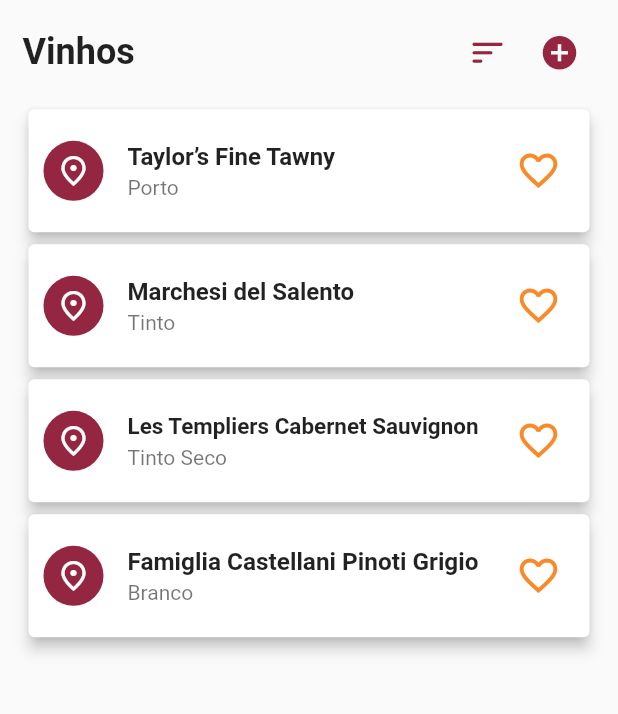
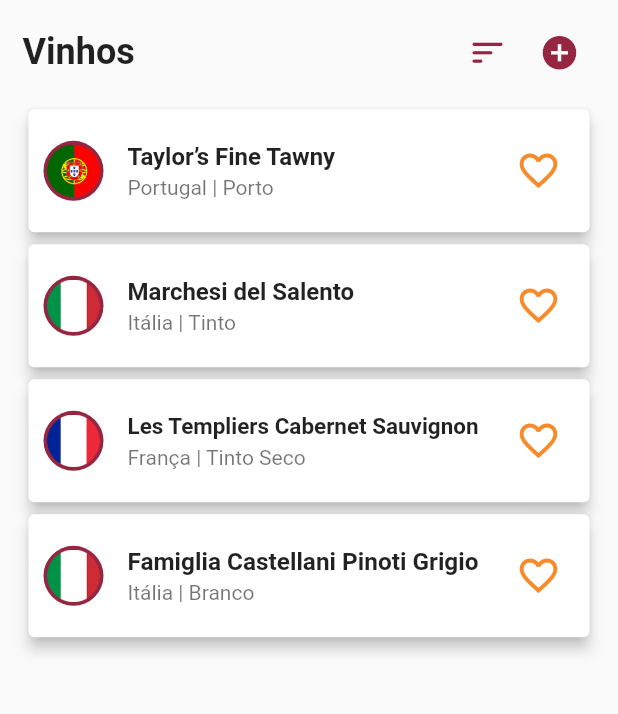
Before and after one commit to FredericoPM/Wine-House, a Flutter app: the screen it shows after launch, on a phone screen of 412 x 824 dp, the part 216-930 px from its top. Run offline on Flutter 3.47's test engine with Material 2 defaults, Android fonts, the phone set to English and light mode, and no system bars.

```diff
--- a/lib/controls/list.dart
+++ b/lib/controls/list.dart
@@ -47,7 +47,7 @@ class ListController{
     return this._favoritePriority;
   }
 
-  void sort() async{
+  Future<void> sort() async{
     switch(_order){
       case "nm":
         _vinhos.sort((a, b) {
--- a/lib/controls/paises.dart
+++ b/lib/controls/paises.dart
@@ -5,7 +5,7 @@ class PaisesController{
       'imagem' : 'assets/images/franca.png',
     },
     {
-      'pais' : 'Italía',
+      'pais' : 'Itália',
       'imagem' : 'assets/images/italia.png',
     },
     {
--- a/lib/models/vinho.dart
+++ b/lib/models/vinho.dart
@@ -5,15 +5,19 @@ class Vinho {
   String pais;
   String localizacao;
 
-  bool favorito = false;
-
   Vinho({
     this.nome,
     this.idade,
     this.pais,
     this.tipo,
     this.localizacao,
-  });
+  }){
+    nome = nome[0].toUpperCase() + nome.substring(1);
+    pais = pais[0].toUpperCase() + pais.substring(1);
+    tipo = tipo[0].toUpperCase() + tipo.substring(1);
+  }
+
+  bool favorito = false;
 
   Vinho.fromJson(Map<String, dynamic> json) {
     nome = json['nome'];
--- a/lib/views/list.dart
+++ b/lib/views/list.dart
@@ -164,7 +164,14 @@ class _Main_listState extends State<Main_list> {
                               color: Theme.of(context).primaryColor,
                             ),
                             onPressed: (){
-                              Navigator.push(context, MaterialPageRoute(builder: (context) => WineForm(onAdd: (Vinho v) => controller.add(v).then((value) => setState(() {vinhos = controller.vinhos;})))));
+                              Navigator.push(
+                                context, MaterialPageRoute(builder: (context) => WineForm(
+                                    onAdd: (Vinho v) {
+                                      controller.add(v);
+                                      controller.sort().then((value) => setState(() {vinhos = controller.vinhos;}));
+                                    }
+                                ))
+                              );
                             }
                         )
                       ],
--- a/lib/widgets/listCard.dart
+++ b/lib/widgets/listCard.dart
@@ -1,18 +1,46 @@
 import 'package:flutter/material.dart';
 import '../models/vinho.dart';
+import '../controls/paises.dart';
 class ListCard extends StatelessWidget {
+  int index = 0;
+  PaisesController paisesController = PaisesController();
   final Vinho vinho;
   void Function() onFavorite;
   ListCard({this.vinho, this.onFavorite});
-
+  bool imageExist(){
+    bool result = false;
+    for(int i =0; i< paisesController.paisesDisponiveis.length && !result; i++){
+      if(vinho.pais == paisesController.paisesDisponiveis[i]['pais']){
+        result = true;
+        index = i;
+      }
+    }
+    return result;
+  }
   @override
   Widget build(BuildContext context) {
+
     return Card(
       elevation: 4,
       child: ListTile(
         contentPadding: EdgeInsets.fromLTRB(10, 5, 10, 5),
         onTap: (){},
-        leading: CircleAvatar(
+        leading: imageExist()
+          ? Stack(
+          alignment: Alignment.center,
+            children: [
+              CircleAvatar(
+                backgroundColor: Theme.of(context).primaryColor,
+              ),
+              Container(
+                height:35,
+                child: Image.asset(
+                  paisesController.paisesDisponiveis[index]['imagem'],
+                  fit: BoxFit.cover,
+                ),
+              )
+            ],
+          ) : CircleAvatar(
             backgroundColor: Theme.of(context).primaryColor,
             child: FittedBox(
               child: Icon(
@@ -27,7 +55,7 @@ class ListCard extends StatelessWidget {
         ): FittedBox(
               child: Text(vinho.nome, style: TextStyle(fontWeight: FontWeight.bold))
         ),
-        subtitle: Text(vinho.tipo),
+        subtitle: Text("${vinho.pais} | ${vinho.tipo}"),
         trailing: IconButton(
           icon: Icon(
             vinho.favorito ? Icons.favorite: Icons.favorite_outline,
--- a/pubspec.yaml
+++ b/pubspec.yaml
@@ -47,6 +47,9 @@ flutter:
   # To add assets to your application, add an assets section, like this:
   assets:
     - assets/images/adega.png
+    - assets/images/portugal.png
+    - assets/images/franca.png
+    - assets/images/italia.png
   #   - images/a_dot_ham.jpeg
 
   # An image asset can refer to one or more resolution-specific "variants", see
```
Also changed, not shown: assets/images/franca.png (added), assets/images/italia.png (added), assets/images/portugal.png (added). Lines whose indentation alone changed are shown as unchanged.
